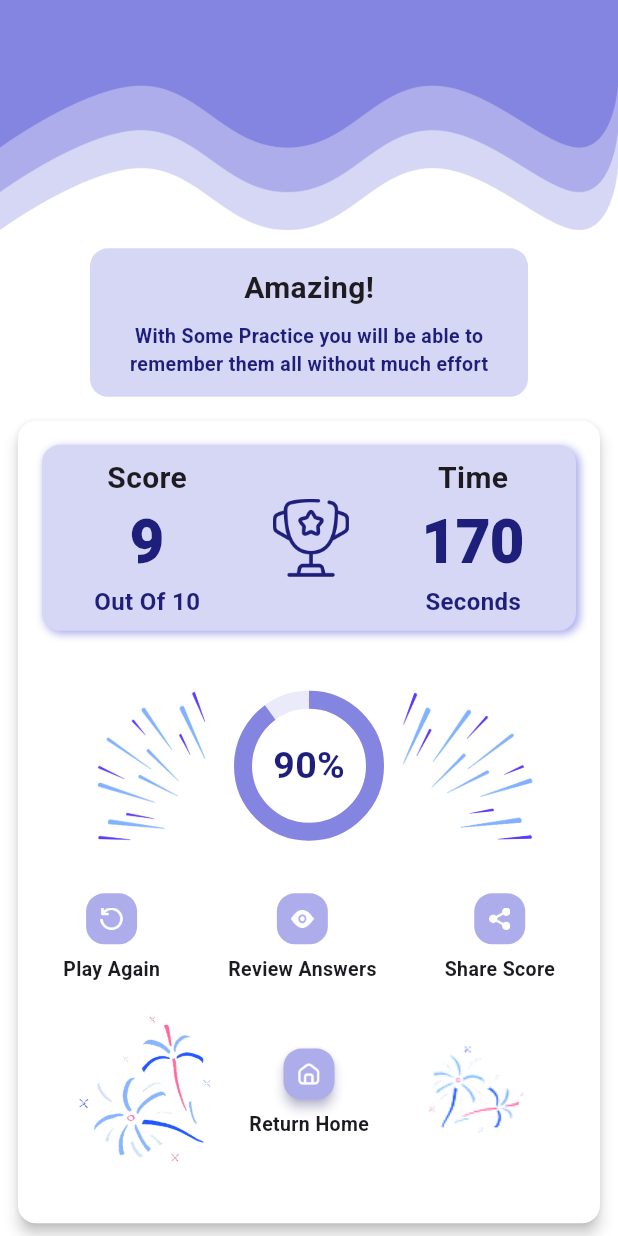
After one commit to Al-zahraa-ahmed/Graduation-project, a Flutter app: the QuickResult screen opened directly, on a phone screen of 412 x 824 dp. The commit adds this screen. Run offline on Flutter 3.47's test engine with Material 3 defaults, Android fonts, the light colour scheme and no system bars; drawn by our look-alikes of percent_indicator; our stand-ins replace dots_indicator.

Commit message:
finishing quiz result screen but needs some edit

```diff
--- a/lib/presentation/Quiz/Quiz.dart
+++ b/lib/presentation/Quiz/Quiz.dart
@@ -4,6 +4,7 @@ import 'package:graduation_project/presentation/Quiz/Widgets/AnswerButton.dart';
 import 'package:graduation_project/presentation/Quiz/Widgets/CircularNumberProgress.dart';
 import 'package:graduation_project/presentation/Quiz/Widgets/QuestionCard.dart';
 import 'package:graduation_project/presentation/Quiz/Widgets/arrowbackandnext.dart';
+import 'package:graduation_project/presentation/QuizResult/QuizResult.dart';
 
 class QuizScreen extends StatefulWidget {
   const QuizScreen({super.key});
@@ -49,38 +50,45 @@ class _QuizScreenState extends State<QuizScreen> {
             width: double.infinity,
             decoration: BoxDecoration(
               color: Colors.white,
-              borderRadius: BorderRadius.circular(12)
+              borderRadius: BorderRadius.circular(12),
             ),
             child: Column(
               mainAxisSize: MainAxisSize.min,
               children: [
-                SizedBox(height: 10,),
+                SizedBox(height: 10),
                 const Text(
                   "Quiz Completed!",
-                  style: TextStyle(
-                    fontSize: 18,
-                    fontWeight: FontWeight.bold,
-                  ),
+                  style: TextStyle(fontSize: 18, fontWeight: FontWeight.bold),
                 ),
                 const SizedBox(height: 10),
                 const Text(
                   "You’ve reached the end of the quiz.",
                   textAlign: TextAlign.center,
-                  style: TextStyle(color: Colors.grey,fontSize: 16),
+                  style: TextStyle(color: Colors.grey, fontSize: 16),
                 ),
                 const SizedBox(height: 20),
                 ElevatedButton(
                   style: ElevatedButton.styleFrom(
-                    padding: EdgeInsets.symmetric(horizontal: 40,vertical: 8),
+                    padding: EdgeInsets.symmetric(horizontal: 40, vertical: 8),
                     backgroundColor: const Color(0xff7C7CD5),
                     shape: RoundedRectangleBorder(
                       borderRadius: BorderRadius.circular(16),
                     ),
                   ),
                   onPressed: () {
-                    Navigator.pop(context);
+                    Navigator.push(
+                      context,
+                      MaterialPageRoute(
+                        builder: (buildcontext) {
+                          return QuickResult();
                         },
-                  child:  Text("Submit",style: Textstyles.medium20.copyWith(color: Colors.white),),
+                      ),
+                    );
+                  },
+                  child: Text(
+                    "Submit",
+                    style: Textstyles.medium20.copyWith(color: Colors.white),
+                  ),
                 ),
                 const SizedBox(height: 10),
                 TextButton(
@@ -123,7 +131,6 @@ class _QuizScreenState extends State<QuizScreen> {
           ),
           SizedBox(height: 10),
 
-
           Container(
             // color: Colors.red,
             child: Stack(
@@ -131,37 +138,48 @@ class _QuizScreenState extends State<QuizScreen> {
                 Stack(
                   alignment: AlignmentGeometry.centerLeft,
                   clipBehavior: Clip.none,
-                children:
-              [
+                  children: [
                     QuistionCard(),
-               Positioned(left: 10,child: Arrowbackandnext(icon: Icon(Icons.chevron_left),onpressed:previousQuestion ,)),
-               Positioned(right: 10,child: Align(alignment: AlignmentGeometry.centerRight,child: Arrowbackandnext(icon: Icon(Icons.chevron_right),onpressed: nextQuestion,))),
-
-              ]
+                    Positioned(
+                      left: 10,
+                      child: Arrowbackandnext(
+                        icon: Icon(Icons.chevron_left),
+                        onpressed: previousQuestion,
                       ),
-               Align(alignment: Alignment.topCenter,child: CircularNumberProgress(number: currentQuestion,progress: currentQuestion/totalQuestions,))
-
-
-
+                    ),
+                    Positioned(
+                      right: 10,
+                      child: Align(
+                        alignment: AlignmentGeometry.centerRight,
+                        child: Arrowbackandnext(
+                          icon: Icon(Icons.chevron_right),
+                          onpressed: nextQuestion,
+                        ),
+                      ),
+                    ),
                   ],
                 ),
-
+                Align(
+                  alignment: Alignment.topCenter,
+                  child: CircularNumberProgress(
+                    number: currentQuestion,
+                    progress: currentQuestion / totalQuestions,
+                  ),
+                ),
+              ],
+            ),
           ),
           AnswerButton(),
-             SizedBox(height: 12,),
+          SizedBox(height: 12),
           AnswerButton(),
-             SizedBox(height: 12,),
+          SizedBox(height: 12),
           AnswerButton(),
-             SizedBox(height: 12,),
+          SizedBox(height: 12),
           AnswerButton(),
-
         ],
       ),
     );
   }
 }
 
-
-
-
 //  ***************************************************************************
--- /dev/null
+++ b/lib/presentation/QuizResult/QuizResult.dart
@@ -0,0 +1,125 @@
+import 'package:flutter/material.dart';
+import 'package:graduation_project/Core/TextStyles/TextStyles.dart';
+import 'package:graduation_project/presentation/LearningHome/learninghome.dart';
+import 'package:graduation_project/presentation/QuizResult/Widgets/AmazingContainer.dart';
+import 'package:graduation_project/presentation/QuizResult/Widgets/ExamResult.dart';
+import 'package:graduation_project/presentation/QuizResult/Widgets/ScoreContainer.dart';
+import 'package:graduation_project/presentation/QuizResult/Widgets/quickReviewButtons.dart';
+import 'package:percent_indicator/percent_indicator.dart';
+
+class QuickResult extends StatelessWidget {
+  const QuickResult({super.key});
+
+  @override
+  Widget build(BuildContext context) {
+    return Scaffold(
+      body: Column(
+        children: [
+          Image.asset("Assets/images/Group 1.png"),
+          SizedBox(height: 12),
+          Amazingcontainer(),
+          SizedBox(height: 12),
+          Padding(
+            padding: EdgeInsetsGeometry.symmetric(horizontal: 8),
+            child: Card(
+              elevation: 4,
+              color: Colors.white,
+
+              child: Column(
+                children: [
+                  ScoreContainer(),
+                  SizedBox(height: 24),
+                  Row(
+                    mainAxisAlignment: MainAxisAlignment.center,
+                    children: [
+                      Image.asset(
+                        "Assets/images/fireworksleft.png",
+                        height: 100,
+                        width: 100,
+                      ),
+                      SizedBox(width: 5),
+                      ExamResult(),
+                      SizedBox(width: 5),
+                      Image.asset(
+                        "Assets/images/fireworksright.png",
+                        height: 100,
+                        width: 100,
+                      ),
+                    ],
+                  ),
+                  SizedBox(height: 28),
+                  Padding(
+                    padding: const EdgeInsets.symmetric(horizontal: 30.0),
+                    child: Row(
+                      mainAxisAlignment: MainAxisAlignment.spaceBetween,
+                      children: [
+                        QuickReviewButtons(
+                          img: "Assets/images/replay.png",
+                          txt: "Play Again",
+                        ),
+                        QuickReviewButtons(
+                          img: "Assets/images/eye.png",
+                          txt: "Review Answers",
+                        ),
+                        QuickReviewButtons(
+                          img: "Assets/images/share.png",
+                          txt: "Share Score",
+                        ),
+                      ],
+                    ),
+                  ),
+                  SizedBox(height: 20),
+                  Row(
+                    mainAxisAlignment: MainAxisAlignment.center,
+                    children: [
+                      Image.asset(
+                        "Assets/images/Fireworks bottomleft.png",
+                        height: 100,
+                        width: 100,
+                      ),
+                      SizedBox(width: 20),
+                      QuickReviewButtons(
+                        onpressed: () {
+                          Navigator.pushReplacement(
+                            context,
+                            MaterialPageRoute(
+                              builder: (buildcontext) {
+                                return LearingHome();
+                              },
+                            ),
+                          );
+                        },
+                        img: "Assets/images/home.png",
+                        txt: "Return Home",
+                      ),
+                      SizedBox(width: 20),
+                      Image.asset(
+                        "Assets/images/Fireworks bottomright.png",
+                        height: 100,
+                        width: 100,
+                      ),
+                    ],
+                  ),
+                  SizedBox(height: 40),
+                ],
+              ),
+            ),
+          ),
+        ],
+      ),
+    );
+  }
+}
+
+// Container(
+//         padding: EdgeInsets.all(10),
+//         width: 34,
+//         height: 34,
+//         decoration: BoxDecoration(
+//           boxShadow: [
+//             BoxShadow(offset: Offset(2, 2), blurRadius: 4, spreadRadius: 1),
+//           ],
+//           color: Color(0xffADADEB),
+//         ),
+//         child: Image.asset(img,height: 10,width: 10,),
+//       ),
--- /dev/null
+++ b/lib/presentation/QuizResult/Widgets/AmazingContainer.dart
@@ -0,0 +1,35 @@
+
+import 'package:flutter/material.dart';
+import 'package:graduation_project/Core/TextStyles/TextStyles.dart';
+
+class Amazingcontainer extends StatelessWidget {
+  const Amazingcontainer({super.key});
+
+  @override
+  Widget build(BuildContext context) {
+    return Container(
+      margin: EdgeInsets.symmetric(horizontal: 60),
+      padding: EdgeInsets.symmetric(horizontal: 8, vertical: 12),
+      decoration: BoxDecoration(
+        borderRadius: BorderRadius.circular(12),
+        color: Color(0xffD6D6F5),
+      ),
+      child: Center(
+        child: Column(
+          children: [
+            Text("Amazing!", style: Textstyles.medium20),
+            SizedBox(height: 8),
+            Text(
+              "With Some Practice you will be able to",
+              style: Textstyles.medium13.copyWith(color: Color(0xff1E1E7B)),
+            ),
+            Text(
+              "remember them all without much effort",
+              style: Textstyles.medium13.copyWith(color: Color(0xff1E1E7B)),
+            ),
+          ],
+        ),
+      ),
+    );
+  }
+}
--- /dev/null
+++ b/lib/presentation/QuizResult/Widgets/ExamResult.dart
@@ -0,0 +1,28 @@
+
+import 'package:flutter/material.dart';
+import 'package:percent_indicator/circular_percent_indicator.dart';
+
+class ExamResult extends StatelessWidget {
+  const ExamResult({super.key});
+
+  @override
+  Widget build(BuildContext context) {
+    return CircularPercentIndicator(
+      // fillColor: Colors.transparent
+      animation: true,
+      radius: 50,
+      lineWidth: 12,
+      percent: 0.9,
+      center: Text(
+        "90%",
+        style: TextStyle(
+          fontSize: 25,
+          color: Color(0xff1E1E7B),
+          fontWeight: FontWeight.w600,
+        ),
+      ),
+      backgroundColor: Color(0xffEAEAFA),
+      progressColor: Color(0xff8484E1),
+    );
+  }
+}
--- /dev/null
+++ b/lib/presentation/QuizResult/Widgets/ScoreContainer.dart
@@ -0,0 +1,79 @@
+
+import 'package:flutter/material.dart';
+import 'package:graduation_project/Core/TextStyles/TextStyles.dart';
+
+class ScoreContainer extends StatelessWidget {
+  const ScoreContainer({super.key});
+
+  @override
+  Widget build(BuildContext context) {
+    return Container(
+      margin: EdgeInsets.symmetric(horizontal: 16, vertical: 16),
+      padding: EdgeInsets.symmetric(horizontal: 12, vertical: 8),
+      decoration: BoxDecoration(
+        boxShadow: [
+          BoxShadow(
+            offset: Offset(2, 2),
+            blurRadius: 4,
+            spreadRadius: 0.1,
+            color: Color(0xffADADEB),
+          ),
+        ],
+        borderRadius: BorderRadius.circular(12),
+        color: Color(0xffD6D6F5),
+      ),
+      child: Row(
+        mainAxisAlignment: MainAxisAlignment.center,
+        children: [
+          Column(
+            mainAxisAlignment: MainAxisAlignment.spaceBetween,
+            children: [
+              Text("Score", style: Textstyles.medium20),
+              Text(
+                "9",
+                style: TextStyle(
+                  fontWeight: FontWeight.w900,
+                  fontSize: 39,
+                  color: Color(0xff1E1E7B),
+                ),
+              ),
+              Text(
+                "Out Of 10",
+                style: TextStyle(
+                  fontWeight: FontWeight.w600,
+                  fontSize: 16,
+                  color: Color(0xff1E1E7B),
+                ),
+              ),
+            ],
+          ),
+          SizedBox(width: 48),
+          Image.asset("Assets/images/prize.png", height: 52, width: 52),
+          SizedBox(width: 48),
+          Column(
+            mainAxisAlignment: MainAxisAlignment.spaceBetween,
+            children: [
+              Text("Time", style: Textstyles.medium20),
+              Text(
+                "170",
+                style: TextStyle(
+                  fontWeight: FontWeight.w900,
+                  fontSize: 39,
+                  color: Color(0xff1E1E7B),
+                ),
+              ),
+              Text(
+                "Seconds",
+                style: TextStyle(
+                  fontWeight: FontWeight.w600,
+                  fontSize: 16,
+                  color: Color(0xff1E1E7B),
+                ),
+              ),
+            ],
+          ),
+        ],
+      ),
+    );
+  }
+}
--- /dev/null
+++ b/lib/presentation/QuizResult/Widgets/quickReviewButtons.dart
@@ -0,0 +1,33 @@
+
+import 'package:flutter/material.dart';
+import 'package:graduation_project/Core/TextStyles/TextStyles.dart';
+
+class QuickReviewButtons extends StatelessWidget {
+  const QuickReviewButtons({super.key, required this.img, required this.txt, this.onpressed});
+  final String img, txt;
+  final void Function()? onpressed;
+  @override
+  Widget build(BuildContext context) {
+    return Column(
+      children: [
+        ElevatedButton(
+          style: ElevatedButton.styleFrom(
+            disabledBackgroundColor: Color(0xffADADEB),
+            elevation: 3,
+            minimumSize: Size(34, 34),
+            padding: EdgeInsets.all(8),
+            shape: RoundedRectangleBorder(
+              borderRadius: BorderRadiusGeometry.circular(12),
+            ),
+            // padding: EdgeInsets.all(8),
+            backgroundColor: Color(0xffADADEB),
+            shadowColor: Color(0xffADADEB),
+          ),
+          onPressed: onpressed,
+          child: Image.asset(img, height: 15, width: 15),
+        ),
+        Text(txt,style: Textstyles.medium13,)
+      ],
+    );
+  }
+}
--- a/pubspec.yaml
+++ b/pubspec.yaml
@@ -35,6 +35,7 @@ dependencies:
   flutter_localizations:
     sdk: flutter
   flutter_svg: ^2.0.10
+  percent_indicator: ^4.2.5
 
 dev_dependencies:
   flutter_lints: ^5.0.0
```
Also changed, not shown: Assets/images/Fireworks bottomleft.png (added), Assets/images/Fireworks bottomright.png (added), Assets/images/eye.png (added), Assets/images/fireworksleft.png (added), Assets/images/fireworksright.png (added), Assets/images/home.png (added), Assets/images/prize.png (added), Assets/images/replay.png (added), Assets/images/share.png (added), pubspec.lock. Lines whose indentation alone changed are shown as unchanged.
